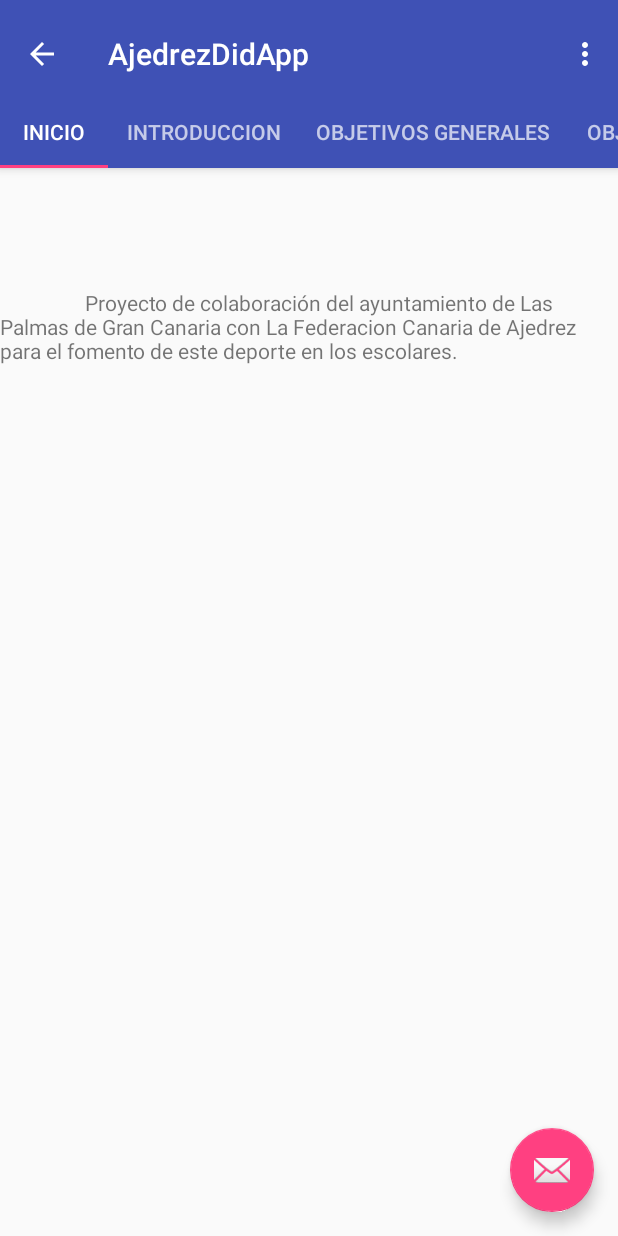
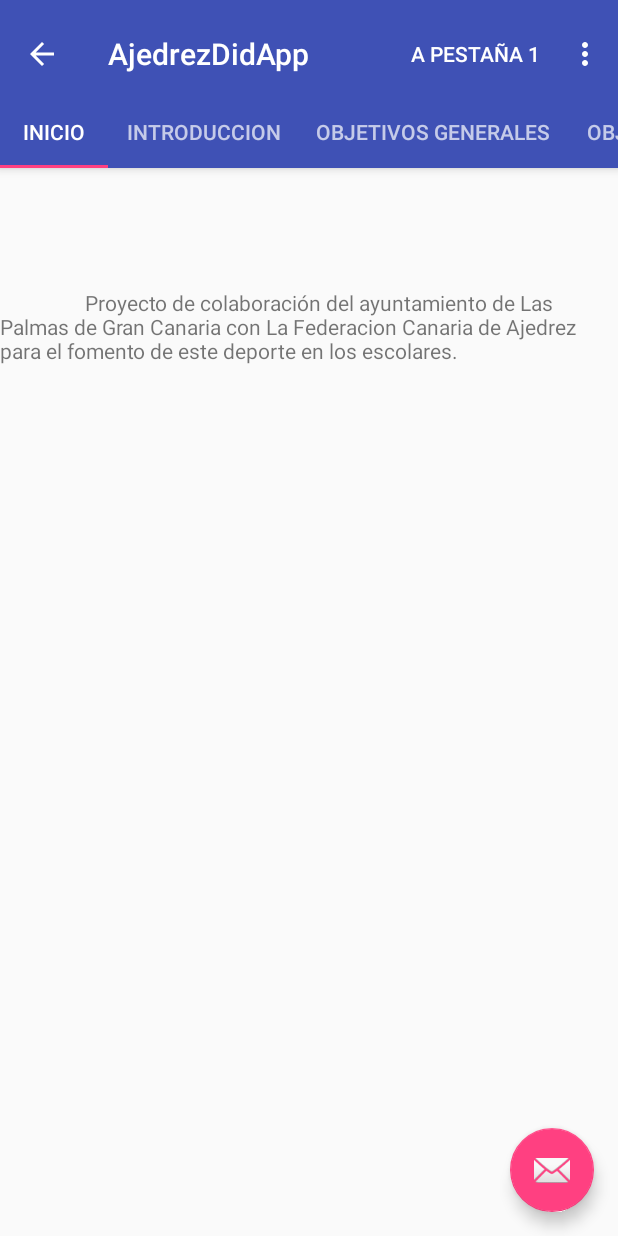
Before and after one commit to manerele/AjedrezDidApp, an Android app: the SeccionesActivity screen opened directly, with no data from a screen before it, on a phone screen of 412 x 824 dp. Run offline under Robolectric (Android 15) with nearby library versions, the phone set to English and light mode, and no system bars.

Commit message:
Para entregar

```diff
--- a/app/src/main/java/com/example/josemanuelgarciacruz/ajedrezdidapp/DrawerActivity.java
+++ b/app/src/main/java/com/example/josemanuelgarciacruz/ajedrezdidapp/DrawerActivity.java
@@ -4,6 +4,7 @@ import android.content.Intent;
 import android.os.Bundle;
 import android.support.design.widget.FloatingActionButton;
 import android.support.design.widget.Snackbar;
+import android.support.v4.app.FragmentActivity;
 import android.view.View;
 import android.support.design.widget.NavigationView;
 import android.support.v4.view.GravityCompat;
@@ -108,6 +109,9 @@ public class DrawerActivity extends AppCompatActivity
         } else if (id == R.id.action_otras_act) {
             Intent intent = new Intent(getApplicationContext(), OtrasActividadesActivity.class);
             startActivity(intent);
+        } else if (id == R.id.action_fuera_menu) {
+            Intent intent = new Intent(getApplicationContext(), SeccionesActivity.class);
+            startActivity(intent);
         }
 
         return super.onOptionsItemSelected(item);
--- a/app/src/main/java/com/example/josemanuelgarciacruz/ajedrezdidapp/SeccionesActivity.java
+++ b/app/src/main/java/com/example/josemanuelgarciacruz/ajedrezdidapp/SeccionesActivity.java
@@ -5,6 +5,7 @@ import android.support.annotation.Nullable;
 import android.support.design.widget.FloatingActionButton;
 import android.support.design.widget.Snackbar;
 import android.support.design.widget.TabLayout;
+import android.support.v4.app.FragmentActivity;
 import android.support.v7.app.AppCompatActivity;
 import android.support.v7.widget.Toolbar;
 
@@ -110,6 +111,9 @@ public class SeccionesActivity extends AppCompatActivity {
             startActivity(intent);
         } else if (id == R.id.action_otras_act) {
             Intent intent = new Intent(getApplicationContext(), OtrasActividadesActivity.class);
+            startActivity(intent);
+        } else if (id == R.id.action_fuera_menu) {
+            Intent intent = new Intent(getApplicationContext(), SeccionesActivity.class);
             startActivity(intent);
         }
 
--- a/app/src/main/res/menu/drawer.xml
+++ b/app/src/main/res/menu/drawer.xml
@@ -2,6 +2,12 @@
 <menu xmlns:android="http://schemas.android.com/apk/res/android"
     xmlns:app="http://schemas.android.com/apk/res-auto">
 
+
+    <item
+        android:id="@+id/action_fuera_menu"
+        android:orderInCategory="100"
+        android:title="@string/striing_vista_fragmentos"
+        app:showAsAction="always" />
     <item
         android:id="@+id/action_introduccion"
         android:orderInCategory="100"
--- a/app/src/main/res/menu/menu_secciones.xml
+++ b/app/src/main/res/menu/menu_secciones.xml
@@ -3,6 +3,11 @@
     xmlns:tools="http://schemas.android.com/tools"
     tools:context="com.example.josemanuelgarciacruz.ajedrezdidapp.SeccionesActivity">
 
+    <item
+        android:id="@+id/action_fuera_menu"
+        android:orderInCategory="100"
+        android:title="@string/string_primera_pestanna"
+        app:showAsAction="always" />
     <item
         android:id="@+id/action_introduccion"
         android:orderInCategory="100"
@@ -48,4 +53,5 @@
         android:orderInCategory="200"
         android:title="@string/striing_otras_actividades"
         app:showAsAction="never" />
+
 </menu>
```
Also changed, not shown: app/src/main/res/values/strings.xml (+3 -7 lines), 316 other files.
